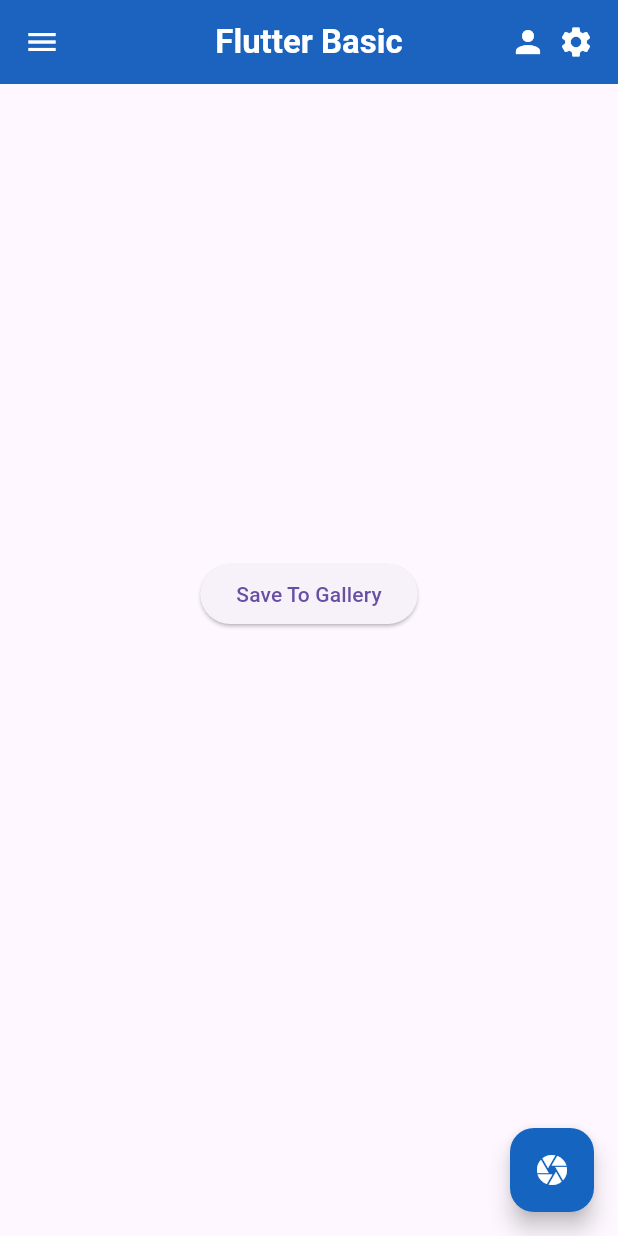
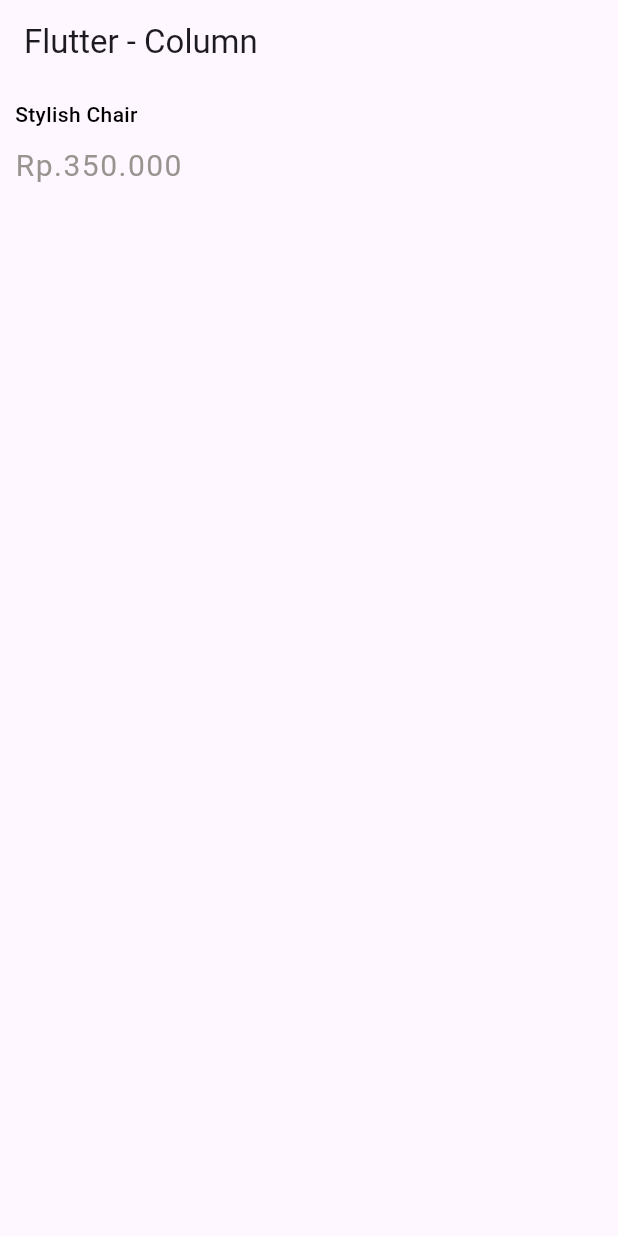
Before and after one commit to MuhammadIbraAlfathar/flutter-basic, a Flutter app: the screen it shows after launch, on a phone screen of 412 x 824 dp. Run offline on Flutter 3.47's test engine with Material 3 defaults, Android fonts, the phone set to English and light mode, and no system bars; our stand-ins replace image_gallery_saver, image_picker.

Commit message:
blajar [basic layout] column, center

```diff
--- a/lib/main.dart
+++ b/lib/main.dart
@@ -1,6 +1,6 @@
 import 'package:flutter/material.dart';
-import 'package:flutter_application_1/home_page.dart';
-import 'package:flutter_application_1/layout_example.dart';
+import 'package:flutter_application_1/widget_lesson/basic_layout/center_widget.dart';
+import 'package:flutter_application_1/widget_lesson/basic_layout/column_widget.dart';
 
 void main() {
   runApp(const MyApp());
@@ -34,7 +34,7 @@ class MyApp extends StatelessWidget {
         // primarySwatch: Colors.blue,
         useMaterial3: true,
       ),
-      home: const Scaffold(body: HomePage()),
+      home: const ColumnWidget(),
     );
   }
 }
--- /dev/null
+++ b/lib/widget_lesson/basic_layout/column_widget.dart
@@ -0,0 +1,40 @@
+import 'package:flutter/material.dart';
+
+class ColumnWidget extends StatelessWidget {
+  const ColumnWidget({super.key});
+
+  @override
+  Widget build(BuildContext context) {
+    return Scaffold(
+      appBar: AppBar(
+        title: const Text("Flutter - Column"),
+      ),
+      body: Container(
+        padding: const EdgeInsets.all(10.0),
+        child: const Column(
+          crossAxisAlignment: CrossAxisAlignment.start,
+          children: [
+            Text(
+              "Stylish Chair",
+              style: TextStyle(
+                  color: Colors.black,
+                  fontSize: 14,
+                  fontWeight: FontWeight.w500),
+            ),
+            SizedBox(
+              height: 10,
+            ),
+            Text(
+              "Rp.350.000",
+              style: TextStyle(
+                  fontSize: 20,
+                  color: Color(0xFF9A9390),
+                  fontWeight: FontWeight.w400,
+                  letterSpacing: 1),
+            ),
+          ],
+        ),
+      ),
+    );
+  }
+}
```
Also changed, not shown: lib/widget_lesson/basic_layout/aspectratio_widget.dart (added, +27 -0 lines), lib/widget_lesson/basic_layout/center_widget.dart (added, +39 -0 lines), lib/basic_example.dart (deleted), lib/dialog_example.dart (deleted), lib/form_example.dart (deleted), lib/navigation_example.dart (deleted).
